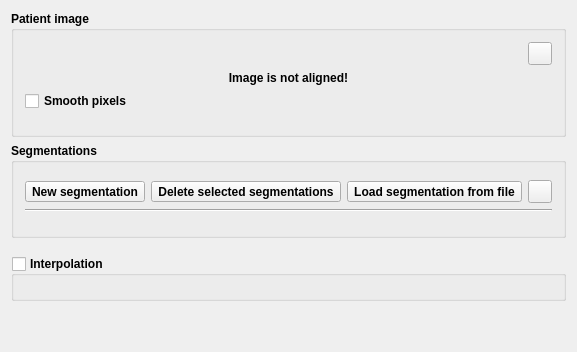
Qt form Bundles/org.mitk.gui.qt.interactivesegmentation/src/QmitkInteractiveSegmentationControls.ui (MITK/MITK) before a commit.
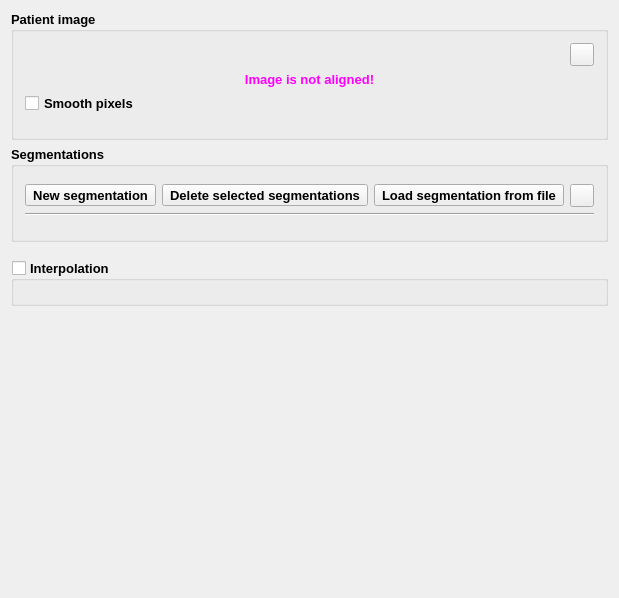
The same form after that commit. Icons and pictures are not drawn. Custom widgets are drawn as their Qt base class.

Commit message: ENH (#1356): restructured Qt resources, fixed some bugs in ui file and button remove code

The edit to the form file:
```diff
--- a/Bundles/org.mitk.gui.qt.interactivesegmentation/src/QmitkInteractiveSegmentationControls.ui
+++ b/Bundles/org.mitk.gui.qt.interactivesegmentation/src/QmitkInteractiveSegmentationControls.ui
@@ -5,8 +5,8 @@
    <rect>
     <x>0</x>
     <y>0</y>
-    <width>556</width>
-    <height>352</height>
+    <width>488</width>
+    <height>598</height>
    </rect>
   </property>
   <property name="minimumSize" >
@@ -23,6 +23,7 @@
     <widget class="Q3GroupBox" name="grpReferenceData" >
      <property name="font" >
       <font>
+       <pointsize>10</pointsize>
        <weight>75</weight>
        <bold>true</bold>
       </font>
@@ -53,8 +54,7 @@
          <string/>
         </property>
         <property name="icon" >
-         <iconset>
-          <normaloff>../../../QFunctionalities/QmitkInteractiveSegmentation/image0</normaloff>../../../QFunctionalities/QmitkInteractiveSegmentation/image0</iconset>
+         <iconset resource="../resources.qrc" >:/resources/btnReinit.xpm</iconset>
         </property>
        </widget>
       </item>
@@ -87,6 +87,70 @@
       </item>
       <item row="1" column="0" colspan="2" >
        <widget class="QLabel" name="lblAlignmentWarning" >
+        <property name="palette" >
+         <palette>
+          <active>
+           <colorrole role="WindowText" >
+            <brush brushstyle="SolidPattern" >
+             <color alpha="255" >
+              <red>255</red>
+              <green>0</green>
+              <blue>255</blue>
+             </color>
+            </brush>
+           </colorrole>
+           <colorrole role="Text" >
+            <brush brushstyle="SolidPattern" >
+             <color alpha="255" >
+              <red>0</red>
+              <green>0</green>
+              <blue>0</blue>
+             </color>
+            </brush>
+           </colorrole>
+          </active>
+          <inactive>
+           <colorrole role="WindowText" >
+            <brush brushstyle="SolidPattern" >
+             <color alpha="255" >
+              <red>255</red>
+              <green>0</green>
+              <blue>255</blue>
+             </color>
+            </brush>
+           </colorrole>
+           <colorrole role="Text" >
+            <brush brushstyle="SolidPattern" >
+             <color alpha="255" >
+              <red>0</red>
+              <green>0</green>
+              <blue>0</blue>
+             </color>
+            </brush>
+           </colorrole>
+          </inactive>
+          <disabled>
+           <colorrole role="WindowText" >
+            <brush brushstyle="SolidPattern" >
+             <color alpha="255" >
+              <red>118</red>
+              <green>116</green>
+              <blue>113</blue>
+             </color>
+            </brush>
+           </colorrole>
+           <colorrole role="Text" >
+            <brush brushstyle="SolidPattern" >
+             <color alpha="255" >
+              <red>118</red>
+              <green>116</green>
+              <blue>113</blue>
+             </color>
+            </brush>
+           </colorrole>
+          </disabled>
+         </palette>
+        </property>
         <property name="toolTip" >
          <string>Press the small button right of the selection box!</string>
         </property>
@@ -108,6 +172,7 @@
     <widget class="Q3GroupBox" name="groupBox3" >
      <property name="font" >
       <font>
+       <pointsize>10</pointsize>
        <weight>75</weight>
        <bold>true</bold>
       </font>
@@ -115,75 +180,114 @@
      <property name="title" >
       <string>Segmentations</string>
      </property>
-     <layout class="QGridLayout" >
-      <item row="1" column="1" >
-       <widget class="QToolButton" name="btnDeleteSegmentation" >
-        <property name="font" >
-         <font/>
-        </property>
-        <property name="text" >
-         <string>Delete selected segmentations</string>
-        </property>
-        <property name="icon" >
-         <iconset>
-          <normaloff>../../../QFunctionalities/QmitkInteractiveSegmentation/image1</normaloff>../../../QFunctionalities/QmitkInteractiveSegmentation/image1</iconset>
-        </property>
-       </widget>
-      </item>
-      <item row="1" column="0" >
-       <widget class="QToolButton" name="btnNewSegmentation" >
-        <property name="font" >
-         <font/>
-        </property>
-        <property name="text" >
-         <string>New segmentation</string>
-        </property>
-        <property name="icon" >
-         <iconset>
-          <normaloff>../../../QFunctionalities/QmitkInteractiveSegmentation/image2</normaloff>../../../QFunctionalities/QmitkInteractiveSegmentation/image2</iconset>
-        </property>
-       </widget>
-      </item>
-      <item row="1" column="3" >
-       <widget class="QToolButton" name="btnSaveSegmentation" >
-        <property name="font" >
-         <font/>
-        </property>
-        <property name="toolTip" >
-         <string>Save segmentation to file</string>
-        </property>
-        <property name="text" >
-         <string/>
-        </property>
-        <property name="icon" >
-         <iconset>
-          <normaloff>../../../QFunctionalities/QmitkInteractiveSegmentation/image3</normaloff>../../../QFunctionalities/QmitkInteractiveSegmentation/image3</iconset>
-        </property>
-       </widget>
-      </item>
-      <item row="1" column="2" >
-       <widget class="QToolButton" name="btnLoadSegmentation" >
-        <property name="font" >
-         <font/>
-        </property>
-        <property name="text" >
-         <string>Load segmentation from file</string>
-        </property>
-        <property name="icon" >
-         <iconset>
-          <normaloff>../../../QFunctionalities/QmitkInteractiveSegmentation/image4</normaloff>../../../QFunctionalities/QmitkInteractiveSegmentation/image4</iconset>
-        </property>
-       </widget>
-      </item>
-      <item row="0" column="0" colspan="4" >
+     <layout class="QVBoxLayout" >
+      <item>
        <widget class="QmitkToolWorkingDataSelectionBox" native="1" name="m_ToolWorkingDataSelectionBox" >
         <property name="font" >
          <font/>
         </property>
        </widget>
       </item>
-      <item row="2" column="0" colspan="4" >
+      <item>
+       <layout class="QHBoxLayout" >
+        <item>
+         <widget class="QToolButton" name="btnNewSegmentation" >
+          <property name="sizePolicy" >
+           <sizepolicy vsizetype="Fixed" hsizetype="Expanding" >
+            <horstretch>1</horstretch>
+            <verstretch>0</verstretch>
+           </sizepolicy>
+          </property>
+          <property name="font" >
+           <font/>
+          </property>
+          <property name="toolTip" >
+           <string>New segmentation</string>
+          </property>
+          <property name="text" >
+           <string>New segmentation</string>
+          </property>
+          <property name="icon" >
+           <iconset resource="../resources.qrc" >:/resources/btnNew.xpm</iconset>
+          </property>
+         </widget>
+        </item>
+        <item>
+         <widget class="QToolButton" name="btnDeleteSegmentation" >
+          <property name="sizePolicy" >
+           <sizepolicy vsizetype="Fixed" hsizetype="Expanding" >
+            <horstretch>1</horstretch>
+            <verstretch>0</verstretch>
+           </sizepolicy>
+          </property>
+          <property name="font" >
+           <font/>
+          </property>
+          <property name="toolTip" >
+           <string>Delete selected segmentations</string>
+          </property>
+          <property name="text" >
+           <string>Delete selected segmentations</string>
+          </property>
+          <property name="icon" >
+           <iconset resource="../resources.qrc" >:/resources/btnDelete.xpm</iconset>
+          </property>
+         </widget>
+        </item>
+        <item>
+         <widget class="QToolButton" name="btnLoadSegmentation" >
+          <property name="sizePolicy" >
+           <sizepolicy vsizetype="Fixed" hsizetype="Expanding" >
+            <horstretch>1</horstretch>
+            <verstretch>0</verstretch>
+           </sizepolicy>
+          </property>
+          <property name="font" >
+           <font/>
+          </property>
+          <property name="toolTip" >
+           <string>Load segmentation from file</string>
+          </property>
+          <property name="text" >
+           <string>Load segmentation from file</string>
+          </property>
+          <property name="icon" >
+           <iconset resource="../resources.qrc" >:/resources/btnLoad.xpm</iconset>
+          </property>
+         </widget>
+        </item>
+        <item>
+         <widget class="QToolButton" name="btnSaveSegmentation" >
+          <property name="sizePolicy" >
+           <sizepolicy vsizetype="Fixed" hsizetype="Expanding" >
+            <horstretch>1</horstretch>
+            <verstretch>0</verstretch>
+           </sizepolicy>
+          </property>
+          <property name="font" >
+           <font/>
+          </property>
+          <property name="toolTip" >
+           <string>Save segmentation to file</string>
+          </property>
+          <property name="text" >
+           <string/>
+          </property>
+          <property name="icon" >
+           <iconset resource="../resources.qrc" >:/resources/btnSave.xpm</iconset>
+          </property>
+         </widget>
+        </item>
+       </layout>
+      </item>
+      <item>
        <widget class="Line" name="line1" >
+        <property name="sizePolicy" >
+         <sizepolicy vsizetype="Fixed" hsizetype="Expanding" >
+          <horstretch>1</horstretch>
+          <verstretch>0</verstretch>
+         </sizepolicy>
+        </property>
         <property name="frameShape" >
          <enum>QFrame::HLine</enum>
         </property>
@@ -192,15 +296,21 @@
         </property>
        </widget>
       </item>
-      <item row="4" column="0" colspan="4" >
-       <widget class="QmitkToolGUIArea" native="1" name="m_PostProcessingToolGUIContainer" >
-        <property name="font" >
-         <font/>
-        </property>
-       </widget>
-      </item>
-      <item row="3" column="0" colspan="4" >
+      <item>
        <widget class="QmitkToolSelectionBox" native="1" name="m_PostProcessingToolSelectionBox" >
+        <property name="sizePolicy" >
+         <sizepolicy vsizetype="Preferred" hsizetype="Expanding" >
+          <horstretch>0</horstretch>
+          <verstretch>0</verstretch>
+         </sizepolicy>
+        </property>
+        <property name="font" >
+         <font/>
+        </property>
+       </widget>
+      </item>
+      <item>
+       <widget class="QmitkToolGUIArea" native="1" name="m_PostProcessingToolGUIContainer" >
         <property name="font" >
          <font/>
         </property>
@@ -223,6 +333,7 @@
     <widget class="Q3GroupBox" name="grpInterpolation" >
      <property name="font" >
       <font>
+       <pointsize>10</pointsize>
        <weight>75</weight>
        <bold>true</bold>
       </font>
@@ -248,14 +359,14 @@
     </widget>
    </item>
    <item>
-    <spacer name="spacer2_2" >
+    <spacer>
      <property name="orientation" >
       <enum>Qt::Vertical</enum>
      </property>
      <property name="sizeType" >
       <enum>QSizePolicy::Expanding</enum>
      </property>
-     <property name="sizeHint" stdset="0" >
+     <property name="sizeHint" >
       <size>
        <width>20</width>
        <height>120</height>
```
Left out of the diff: 4 changed lines with no effect on the pictures. The commit also changes 10 other files.
